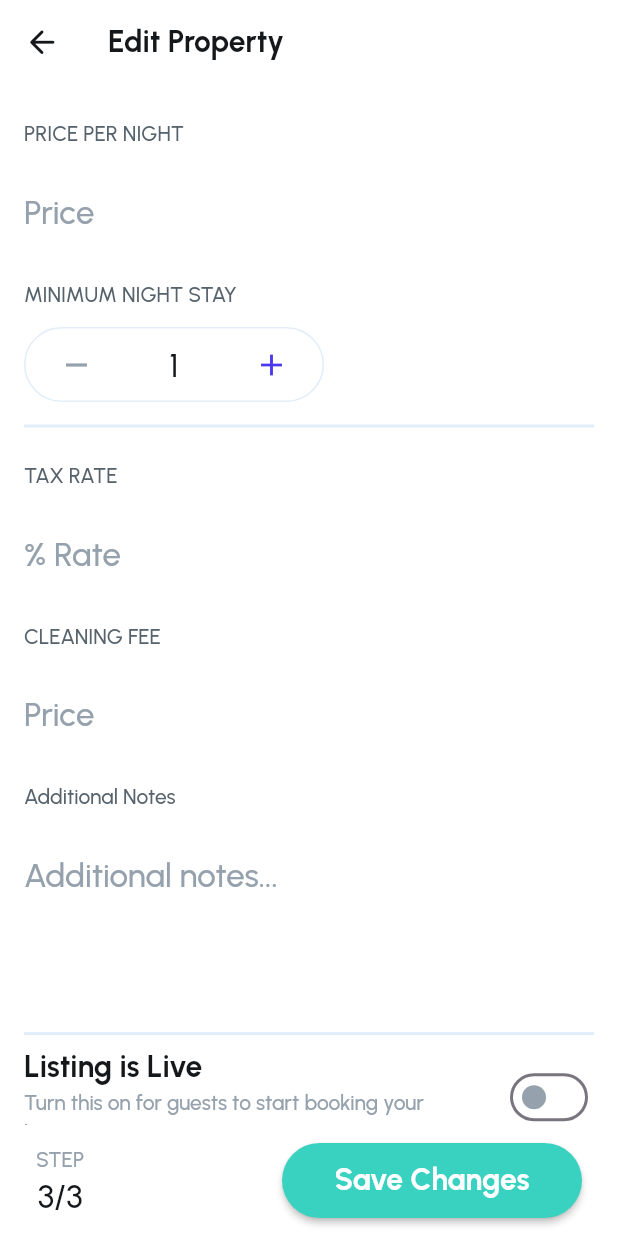
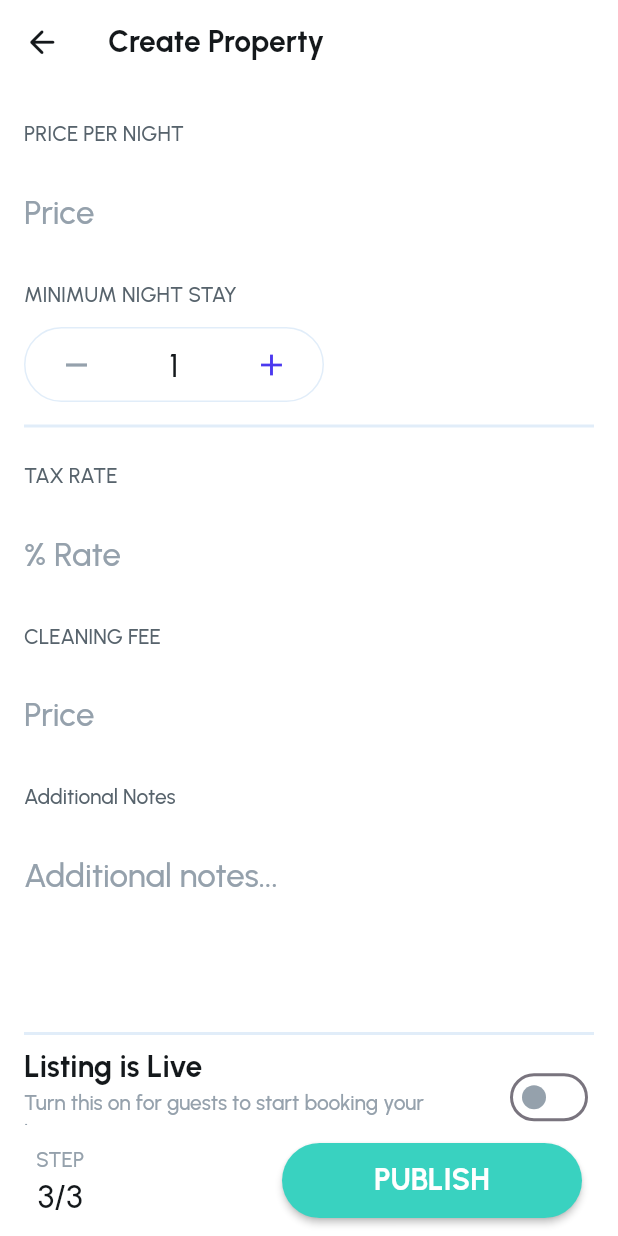
Before and after one commit to Choi-Big-Root/upHoms, a Flutter app: the PropertyStep3Widget screen opened by its route, on a phone screen of 412 x 824 dp. Run offline on Flutter 3.47's test engine with Material 3 defaults, Android fonts, the phone set to English and light mode, and no system bars; our stand-ins replace another_flushbar, cached_network_image, dio, flutter_bloc, flutter_dotenv, flutter_screenutil and 6 more; generated files the repository leaves out were written again; network calls fail.

Commit message:
수정사항 반영

```diff
--- a/lib/presentation/profile/property/widgets/common/custom_property_app_bar.dart
+++ b/lib/presentation/profile/property/widgets/common/custom_property_app_bar.dart
@@ -4,10 +4,10 @@ import 'package:google_fonts/google_fonts.dart';
 
 import '../../../../../core/theme/theme_extension.dart';
 
-class CustomPropertyAppBar extends StatelessWidget implements PreferredSizeWidget{
-  const CustomPropertyAppBar({super.key});
-
-
+class CustomPropertyAppBar extends StatelessWidget
+    implements PreferredSizeWidget {
+  const CustomPropertyAppBar({super.key, this.isEditMode = false});
+  final bool isEditMode;
 
   @override
   Widget build(BuildContext context) {
@@ -31,7 +31,7 @@ class CustomPropertyAppBar extends StatelessWidget implements PreferredSizeWidge
         ),
       ),
       title: Text(
-        'Edit Property',
+        isEditMode ? 'Edit Property': 'Create Property',
         style: GoogleFonts.urbanist(textStyle: textScheme.headlineSmall),
       ),
       actions: [],
--- a/lib/presentation/profile/property/widgets/property_step3_widget.dart
+++ b/lib/presentation/profile/property/widgets/property_step3_widget.dart
@@ -403,7 +403,7 @@ class _PropertyStep3WidgetState extends State<PropertyStep3Widget> {
                                   elevation: 2.0,
                                   circular: 60,
                                   size: const Size(200, 50),
-                                  text: 'Save Changes',
+                                  text: 'PUBLISH',
                                   style: GoogleFonts.urbanist(
                                     textStyle: textScheme.headlineSmall
                                         ?.copyWith(color: colorScheme.tertiary),
```
Also changed, not shown: lib/presentation/profile/property/widgets/common/custom_property_amenlty.dart (line endings or trailing spaces).
